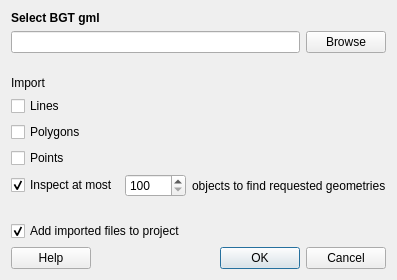
Qt form bgt_import_dialog_base.ui (MarcoDuiker/QGIS_BGT_Import) before a commit.
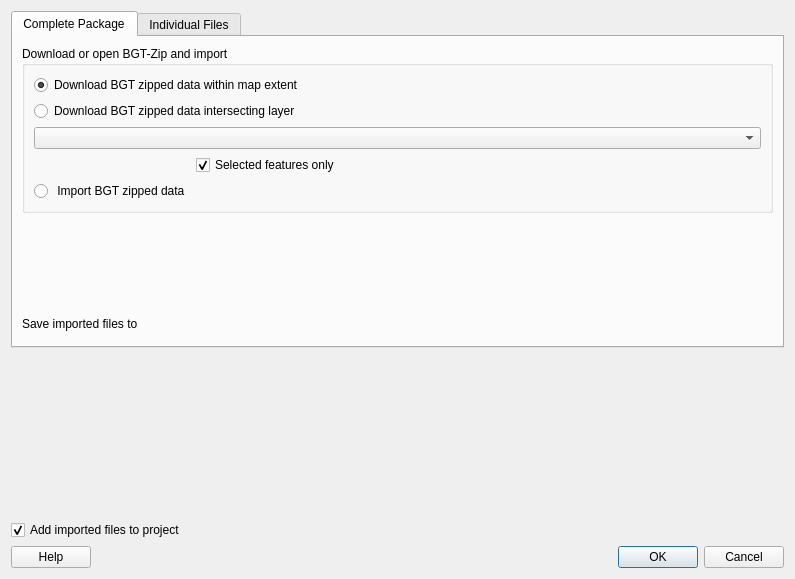
The same form after that commit. Custom widgets are drawn as their Qt base class.

Commit message: added download functionality and the like. Commit before cleanup te resque some code snippets

```diff
--- a/bgt_import_dialog_base.ui
+++ b/bgt_import_dialog_base.ui
@@ -6,14 +6,147 @@
    <rect>
     <x>0</x>
     <y>0</y>
-    <width>383</width>
-    <height>280</height>
+    <width>795</width>
+    <height>579</height>
    </rect>
   </property>
   <property name="windowTitle">
    <string>BGT Import</string>
   </property>
   <layout class="QVBoxLayout" name="verticalLayout_5">
+   <item alignment="Qt::AlignTop">
+    <widget class="QTabWidget" name="tabWidget">
+     <property name="sizePolicy">
+      <sizepolicy hsizetype="Expanding" vsizetype="Expanding">
+       <horstretch>0</horstretch>
+       <verstretch>0</verstretch>
+      </sizepolicy>
+     </property>
+     <property name="minimumSize">
+      <size>
+       <width>505</width>
+       <height>297</height>
+      </size>
+     </property>
+     <property name="currentIndex">
+      <number>0</number>
+     </property>
+     <widget class="QWidget" name="tab0">
+      <attribute name="title">
+       <string>Complete Package</string>
+      </attribute>
+      <layout class="QVBoxLayout" name="verticalLayout_7">
+       <item>
+        <widget class="QGroupBox" name="download_options_gbx">
+         <property name="sizePolicy">
+          <sizepolicy hsizetype="MinimumExpanding" vsizetype="MinimumExpanding">
+           <horstretch>0</horstretch>
+           <verstretch>0</verstretch>
+          </sizepolicy>
+         </property>
+         <property name="title">
+          <string>Download or open BGT-Zip and import</string>
+         </property>
+         <layout class="QFormLayout" name="formLayout">
+          <item row="0" column="0" colspan="2">
+           <widget class="QRadioButton" name="download_map_extent_rbt">
+            <property name="sizePolicy">
+             <sizepolicy hsizetype="MinimumExpanding" vsizetype="Fixed">
+              <horstretch>0</horstretch>
+              <verstretch>0</verstretch>
+             </sizepolicy>
+            </property>
+            <property name="text">
+             <string>Download BGT zipped data within map extent</string>
+            </property>
+            <property name="checked">
+             <bool>true</bool>
+            </property>
+           </widget>
+          </item>
+          <item row="1" column="0" colspan="2">
+           <widget class="QRadioButton" name="download_layer_rbt">
+            <property name="sizePolicy">
+             <sizepolicy hsizetype="MinimumExpanding" vsizetype="Fixed">
+              <horstretch>0</horstretch>
+              <verstretch>0</verstretch>
+             </sizepolicy>
+            </property>
+            <property name="text">
+             <string>Download BGT zipped data intersecting layer</string>
+            </property>
+           </widget>
+          </item>
+          <item row="2" column="0" colspan="2">
+           <widget class="QgsMapLayerComboBox" name="download_layer_cmb"/>
+          </item>
+          <item row="3" column="1">
+           <widget class="QCheckBox" name="selected_features_cbx">
+            <property name="text">
+             <string>Selected features only</string>
+            </property>
+            <property name="checked">
+             <bool>true</bool>
+            </property>
+           </widget>
+          </item>
+          <item row="5" column="0">
+           <widget class="QRadioButton" name="import_existing_zip_rbt">
+            <property name="text">
+             <string> Import BGT zipped data</string>
+            </property>
+           </widget>
+          </item>
+          <item row="5" column="1">
+           <widget class="QgsFileWidget" name="open_zip_cmb">
+            <property name="dialogTitle">
+             <string>Select zip file with BGT data</string>
+            </property>
+            <property name="filter">
+             <string notr="true">*.zip</string>
+            </property>
+           </widget>
+          </item>
+         </layout>
+        </widget>
+       </item>
+       <item>
+        <spacer name="verticalSpacer_2">
+         <property name="orientation">
+          <enum>Qt::Vertical</enum>
+         </property>
+         <property name="sizeHint" stdset="0">
+          <size>
+           <width>20</width>
+           <height>40</height>
+          </size>
+         </property>
+        </spacer>
+       </item>
+       <item>
+        <widget class="QLabel" name="label_4">
+         <property name="text">
+          <string>Save imported files to</string>
+         </property>
+        </widget>
+       </item>
+       <item>
+        <widget class="QgsFileWidget" name="save_gpkg_cmb">
+         <property name="dialogTitle">
+          <string>Save as ...</string>
+         </property>
+         <property name="filter">
+          <string>*.gpkg</string>
+         </property>
+        </widget>
+       </item>
+      </layout>
+     </widget>
+     <widget class="QWidget" name="tab1">
+      <attribute name="title">
+       <string>Individual Files</string>
+      </attribute>
+      <layout class="QVBoxLayout" name="verticalLayout_4">
    <item>
     <layout class="QVBoxLayout" name="verticalLayout_2">
      <item>
@@ -53,7 +186,7 @@
     </layout>
    </item>
    <item>
-    <spacer name="verticalSpacer">
+        <spacer name="verticalSpacer_5">
      <property name="orientation">
       <enum>Qt::Vertical</enum>
      </property>
@@ -98,7 +231,18 @@
     </layout>
    </item>
    <item>
-    <layout class="QVBoxLayout" name="verticalLayout_6">
+        <spacer name="verticalSpacer_4">
+         <property name="orientation">
+          <enum>Qt::Vertical</enum>
+         </property>
+         <property name="sizeHint" stdset="0">
+          <size>
+           <width>20</width>
+           <height>40</height>
+          </size>
+         </property>
+        </spacer>
+       </item>
      <item>
       <layout class="QHBoxLayout" name="horizontalLayout_3">
        <item>
@@ -149,10 +293,8 @@
        </item>
       </layout>
      </item>
-    </layout>
-   </item>
    <item>
-    <spacer name="verticalSpacer_2">
+        <spacer name="verticalSpacer">
      <property name="orientation">
       <enum>Qt::Vertical</enum>
      </property>
@@ -163,6 +305,17 @@
       </size>
      </property>
     </spacer>
+       </item>
+      </layout>
+      <zorder></zorder>
+      <zorder>verticalSpacer</zorder>
+      <zorder>verticalSpacer_4</zorder>
+      <zorder>verticalSpacer_5</zorder>
+     </widget>
+    </widget>
+   </item>
+   <item>
+    <layout class="QVBoxLayout" name="verticalLayout_6"/>
    </item>
    <item>
     <layout class="QVBoxLayout" name="verticalLayout_3">
@@ -214,6 +367,18 @@
    </item>
   </layout>
  </widget>
+ <customwidgets>
+  <customwidget>
+   <class>QgsFileWidget</class>
+   <extends>QWidget</extends>
+   <header>qgsfilewidget.h</header>
+  </customwidget>
+  <customwidget>
+   <class>QgsMapLayerComboBox</class>
+   <extends>QComboBox</extends>
+   <header>qgsmaplayercombobox.h</header>
+  </customwidget>
+ </customwidgets>
  <resources/>
  <connections>
   <connection>
```
Lines whose indentation alone changed are shown as unchanged. The commit also changes 152 other files.
